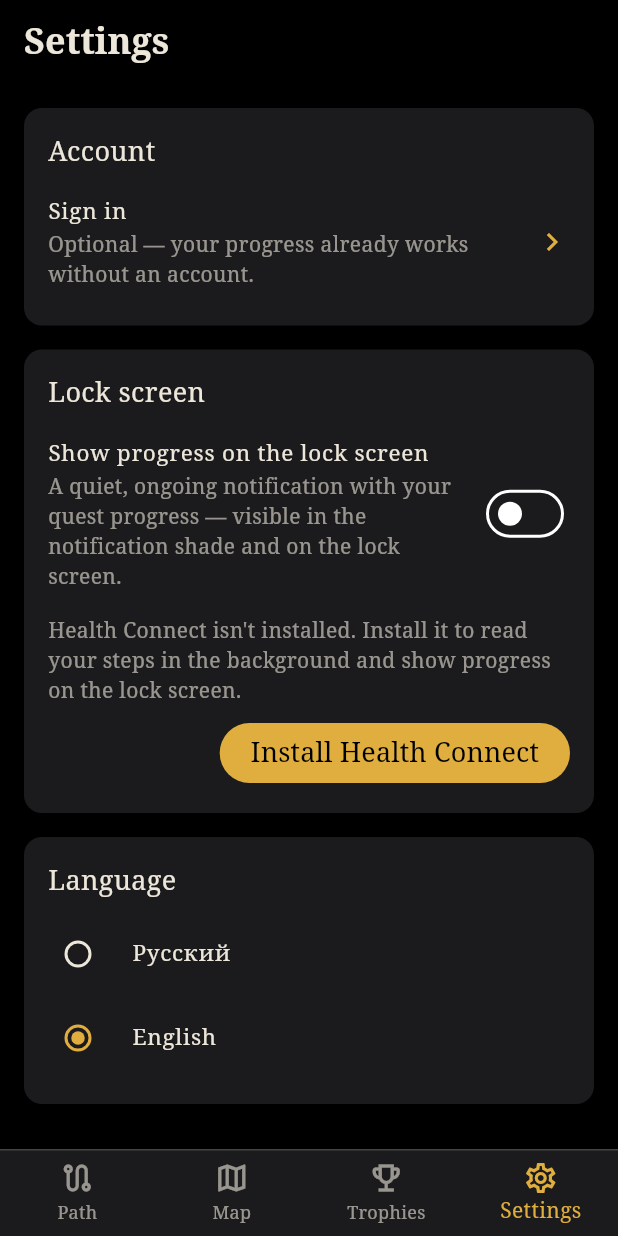
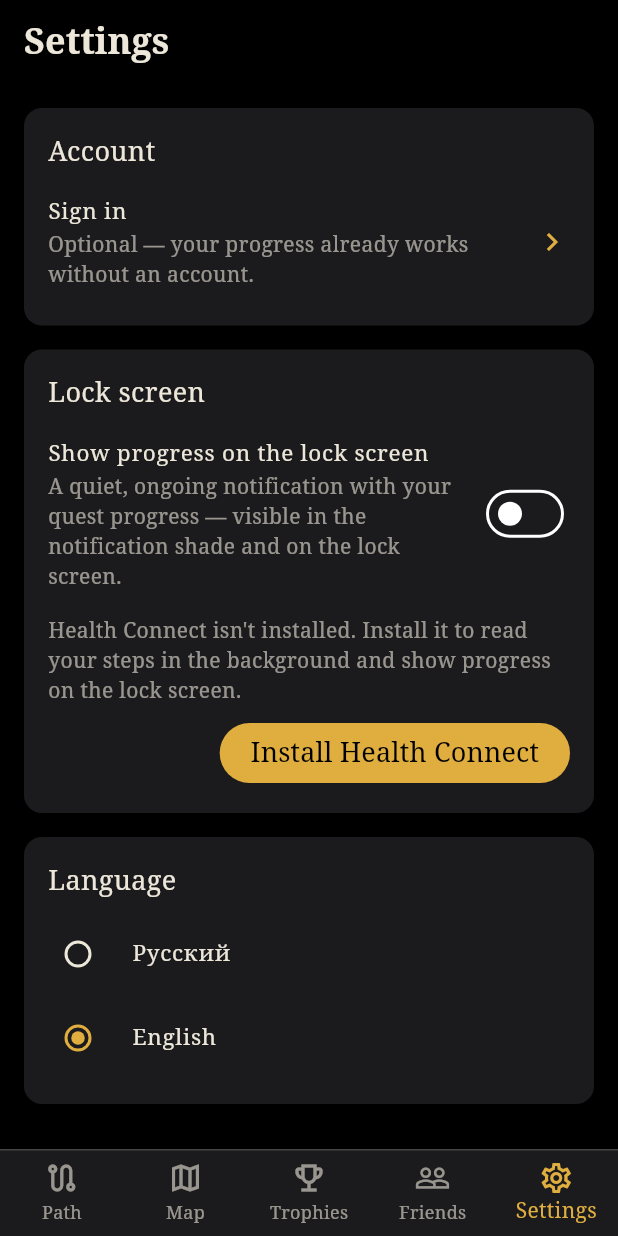
Before and after one commit to zimokk/thereandback, a Flutter app: the SettingsTab screen opened by its route, after a tap on "English", on a phone screen of 412 x 824 dp. Run offline on Flutter 3.47's test engine with Material 3 defaults, Android fonts, the phone set to English and light mode, and no system bars; our stand-ins replace cloud_firestore, drift, firebase_auth, flutter_local_notifications, flutter_riverpod, freezed_annotation and 4 more; missing offline and left inert: health, sqlite3, workmanager; accounts and stored records are empty; generated files the repository leaves out were written again.

Commit message:
feat(app): wire the Друзья tab into the router and shell
Phase 8, step 7. router.dart gets a 5th StatefulShellBranch (/friends ->
ChallengersTab); app_shell.dart gets the matching BottomNavigationBarItem
(navFriends, thin linear people icon). docs/screens/README.md's 'why four
tabs' section is rewritten — all five CLAUDE.md §6 tabs are now wired.

Co-Authored-By: Claude Sonnet 5 <noreply@anthropic.com>
Claude-Session: https://claude.ai/code/session_012L62HGVD7DwrBjLsRwpubo

```diff
--- a/lib/app/app_shell.dart
+++ b/lib/app/app_shell.dart
@@ -6,9 +6,8 @@ import '../design/colors.dart';
 import '../features/journey/presentation/lock_screen_controller.dart';
 import '../l10n/app_localizations.dart';
 
-/// The bottom nav shell wrapping all four tab branches (§6, trimmed to the
-/// four this base ships — no Friends tab yet). One `BottomNavigationBar`
-/// index per `StatefulShellBranch` in `router.dart`.
+/// The bottom nav shell wrapping all five tab branches (§6). One
+/// `BottomNavigationBar` index per `StatefulShellBranch` in `router.dart`.
 class AppShell extends ConsumerWidget {
   const AppShell({super.key, required this.navigationShell});
 
@@ -60,6 +59,10 @@ class AppShell extends ConsumerWidget {
                 label: l10n.navAchievements,
               ),
               BottomNavigationBarItem(
+                icon: const Icon(Icons.people_outline),
+                label: l10n.navFriends,
+              ),
+              BottomNavigationBarItem(
                 icon: const Icon(Icons.settings_outlined),
                 label: l10n.navSettings,
               ),
--- a/lib/app/router.dart
+++ b/lib/app/router.dart
@@ -1,13 +1,13 @@
 import 'package:go_router/go_router.dart';
 
 import '../features/achievements/presentation/achievements_tab.dart';
+import '../features/friends/presentation/challengers_tab.dart';
 import '../features/journey/presentation/journey_tab.dart';
 import '../features/profile/presentation/settings_tab.dart';
 import '../features/quest_map/presentation/quest_stats_tab.dart';
 import 'app_shell.dart';
 
-/// Four bottom-tab branches (§6, trimmed — no Friends tab in this base yet;
-/// see `docs/screens/README.md`). Each branch keeps its own navigation
+/// Five bottom-tab branches (§6). Each branch keeps its own navigation
 /// stack via `StatefulShellRoute.indexedStack`, so switching tabs doesn't
 /// lose a branch's scroll/nav state.
 final GoRouter appRouter = GoRouter(
@@ -44,6 +44,14 @@ final GoRouter appRouter = GoRouter(
         StatefulShellBranch(
           routes: [
             GoRoute(
+              path: '/friends',
+              builder: (context, state) => const ChallengersTab(),
+            ),
+          ],
+        ),
+        StatefulShellBranch(
+          routes: [
+            GoRoute(
               path: '/settings',
               builder: (context, state) => const SettingsTab(),
             ),
```
Also changed, not shown: 1 other file.
